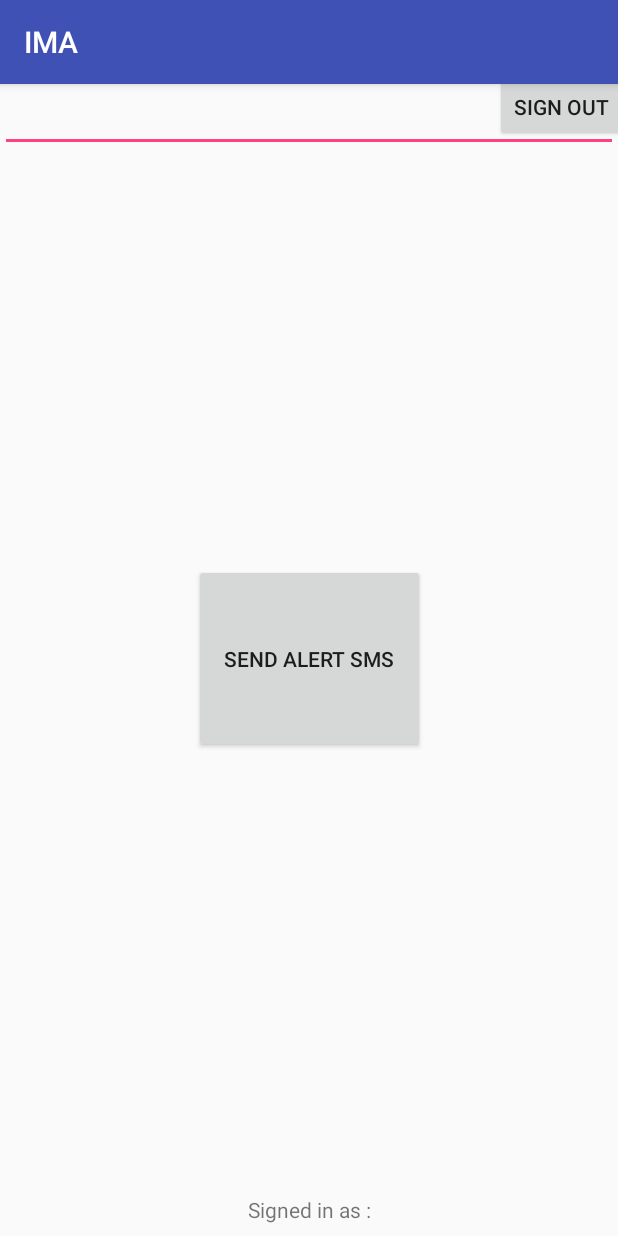
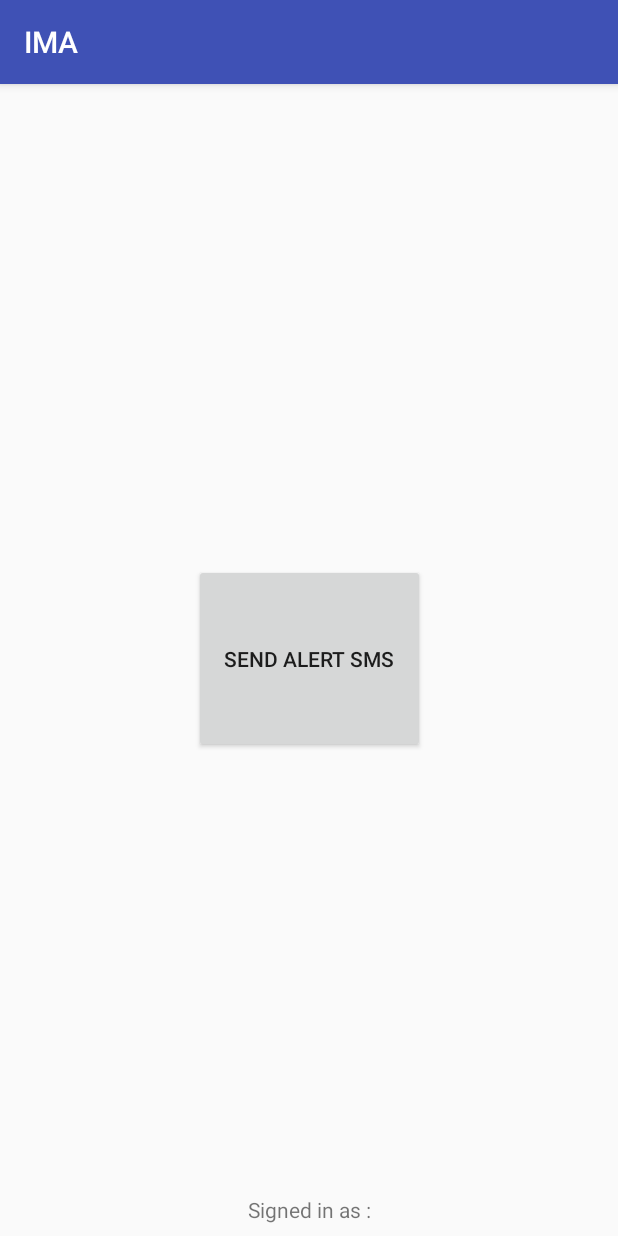
Before and after one commit to Inolas/IMA, an Android app: the screen it shows after launch once a user with an empty profile is signed in (MainActivity), after a tap on "SEND ALERT SMS", on a phone screen of 412 x 824 dp. Run offline under Robolectric (Android 15) with nearby library versions, the phone set to English and light mode, and no system bars; our stand-ins replace Firebase (no records; nobody signed in at launch, a user with empty details on screens opened directly); 1 statement that could not run was skipped.

Commit message:
Commit updating all the files. Notification still not finalised. Problems with sign in. have to close app always when the signed in with otp

```diff
--- a/app/src/main/java/com/ima/bhiwandi/ima/MainActivity.java
+++ b/app/src/main/java/com/ima/bhiwandi/ima/MainActivity.java
@@ -1,13 +1,16 @@
 package com.ima.bhiwandi.ima;
 
+import android.app.NotificationManager;
+import android.content.Context;
 import android.content.Intent;
+import android.media.RingtoneManager;
+import android.net.Uri;
 import android.support.annotation.NonNull;
+import android.os.Bundle;
+import android.support.v4.app.NotificationCompat;
 import android.support.v7.app.AppCompatActivity;
-import android.os.Bundle;
-import android.support.v7.app.NotificationCompat;
 import android.view.View;
 import android.widget.Button;
-import android.widget.EditText;
 import android.widget.TextView;
 import android.widget.Toast;
 import com.google.firebase.auth.FirebaseAuth;
@@ -20,6 +23,7 @@ public class MainActivity extends AppCompatActivity {
     private FirebaseAuth.AuthStateListener authListener;
     private TextView userName;
     private Button sendNotif, signout;
+    private Context mContext;
 //    private ProgressBar progressBar;
 
 
@@ -45,26 +49,38 @@ public class MainActivity extends AppCompatActivity {
                     //user signed out
                     userName = (TextView) findViewById(R.id.signedAs);
                     userName.setText("Signed in as : " + FirebaseInstanceId.getInstance().getToken());
-                    EditText editToken = (EditText) findViewById(R.id.editToken);
-                    editToken.setText(FirebaseInstanceId.getInstance().getToken());
+/*                    EditText editToken = (EditText) findViewById(R.id.editToken);
+                    editToken.setText(FirebaseInstanceId.getInstance().getToken());*/
                     Toast.makeText(getApplicationContext(), "onAuthStateChange:SIGNED-IN", Toast.LENGTH_LONG).show();
                 }
-                }
+            }
         };
 
         sendNotif = (Button) findViewById(R.id.bn_notif);
-        signout = (Button) findViewById(R.id.signout);
 
         sendNotif.setOnClickListener(new View.OnClickListener() {
             @Override
             public void onClick(View view) {
                 Toast.makeText(getApplicationContext(), "Notification", Toast.LENGTH_LONG).show();
-                NotificationCompat.Builder mBuilder = new NotificationCompat.Builder(MainActivity.this);
-                mBuilder.setContentTitle("Notification Alert, Click Me!");
-                mBuilder.setContentText("Hi, This is Android Notification Detail!");
+
+                Uri defaultSoundUri = RingtoneManager.getDefaultUri(RingtoneManager.TYPE_NOTIFICATION);
+                NotificationCompat.Builder notificationBuilder = new NotificationCompat.Builder(mContext)
+                        .setSmallIcon(R.drawable.ima)
+                        .setContentTitle("FCM Message")
+                        .setContentText("New Notif")
+                        //.setContentText(remoteMessage.getNotification().getBody()
+                        .setAutoCancel(true)
+                        .setSound(defaultSoundUri);
+                //.setContentIntent(pendingIntent);
+
+                NotificationManager notificationManager =
+                        (NotificationManager) getSystemService(Context.NOTIFICATION_SERVICE);
+
+//                notificationManager.notify(0 /* ID of notification */, notificationBuilder.build());
             }
         });
 
+/*
         signout.setOnClickListener(new View.OnClickListener() {
             @Override
             public void onClick(View view) {
@@ -73,12 +89,14 @@ public class MainActivity extends AppCompatActivity {
                 finish();
             }
         });
+*/
     }
-
+/*
     //sign out method
     public void signOut() {
         auth.signOut();
     }
+*/
 
     @Override
     protected void onResume() {
--- a/app/src/main/res/layout/activity_main.xml
+++ b/app/src/main/res/layout/activity_main.xml
@@ -24,10 +24,14 @@
         android:layout_marginStart="8dp"
         android:layout_marginEnd="8dp" />
 
+<!--
     <EditText
-        android:layout_width="match_parent"
+        android:layout_width="280dp"
         android:layout_height="wrap_content"
-        android:id="@+id/editToken"/>
+        android:id="@+id/editToken"
+        tools:layout_editor_absoluteY="0dp"
+        tools:layout_editor_absoluteX="8dp" />
+-->
 
     <TextView
         android:id="@+id/signedAs"
@@ -39,7 +43,9 @@
         android:layout_marginRight="8dp"
         app:layout_constraintRight_toRightOf="parent"
         android:layout_marginLeft="8dp"
-        app:layout_constraintLeft_toLeftOf="parent" />
+        app:layout_constraintLeft_toLeftOf="parent"
+        android:layout_marginStart="8dp"
+        android:layout_marginEnd="8dp" />
 
     <ProgressBar
         android:id="@+id/progressBar"
@@ -47,24 +53,13 @@
         android:layout_height="0dp"
         android:layout_gravity="center|bottom"
         android:visibility="visible"
-        tools:layout_editor_absoluteY="0dp"
-        tools:layout_editor_absoluteX="0dp"
         app:layout_constraintBottom_toBottomOf="parent"
         android:layout_marginBottom="8dp"
         android:layout_marginRight="8dp"
         app:layout_constraintRight_toRightOf="parent"
         android:layout_marginLeft="8dp"
-        app:layout_constraintLeft_toLeftOf="parent" />
-
-    <Button
-        android:id="@+id/signout"
-        android:layout_width="wrap_content"
-        android:layout_height="wrap_content"
-        android:layout_marginRight="-6dp"
-        android:layout_marginTop="-9dp"
-        android:text="@string/sign_out"
-        app:layout_constraintRight_toRightOf="parent"
-        app:layout_constraintTop_toTopOf="parent"
-        android:clickable="false"/>
+        app:layout_constraintLeft_toLeftOf="parent"
+        android:layout_marginStart="8dp"
+        android:layout_marginEnd="8dp" />
 
 </android.support.constraint.ConstraintLayout>
--- /dev/null
+++ b/settings.gradle
@@ -0,0 +1 @@
+include ':app'
```
Also changed, not shown: app/src/main/AndroidManifest.xml (+4 -3 lines), app/src/main/java/com/ima/bhiwandi/ima/MyFirebaseMessagingService.java (+8 -2 lines), build.gradle (added, +24 -0 lines), gradle.properties (added, +17 -0 lines), app/src/main/res/drawable/ima.png (added), gradle/wrapper/gradle-wrapper.properties (added), 7 other files.
